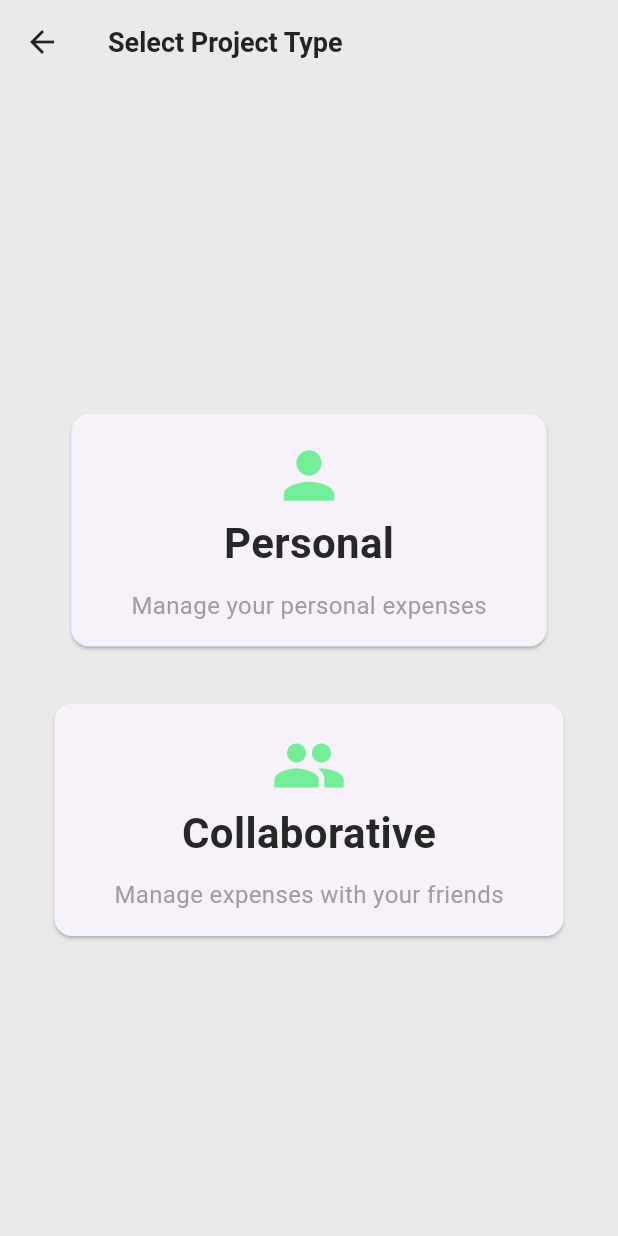
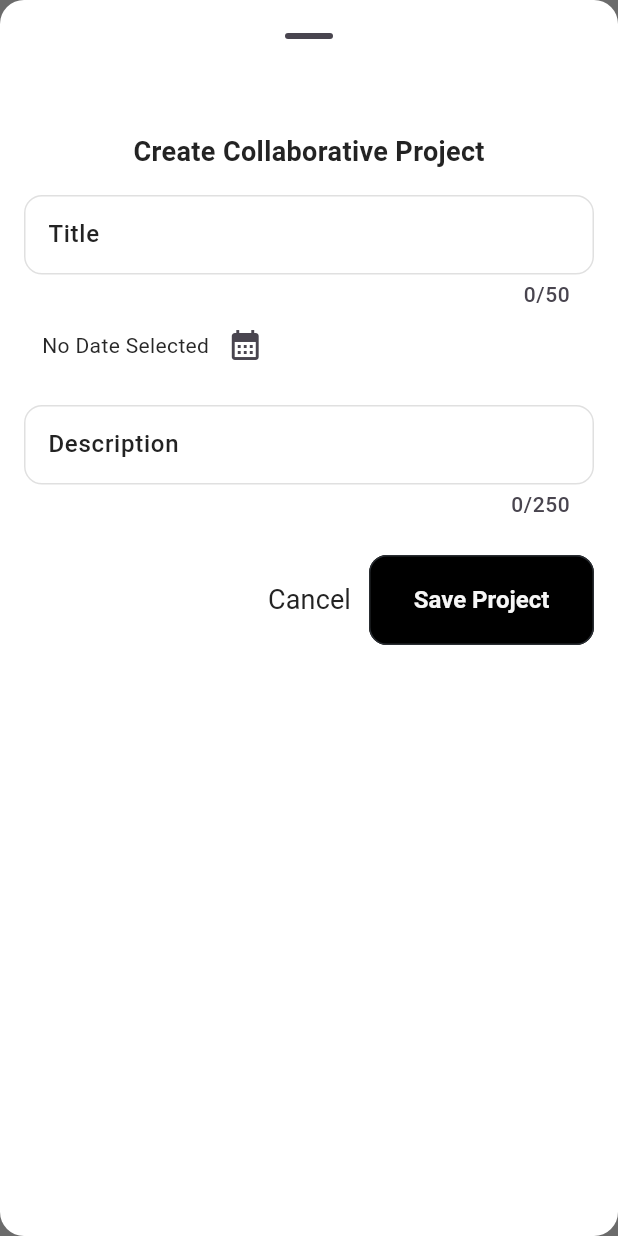
Before and after one commit to Shahab-Malikk/trackIt, a Flutter app: the ProjectTypeSelectionScreen screen opened directly with empty values, after a tap on "Collaborative", on a phone screen of 412 x 824 dp. Run offline on Flutter 3.47's test engine with Material 3 defaults, Android fonts, the phone set to English and light mode, and no system bars; our stand-ins replace cloud_firestore, firebase_auth, firebase_core, flutter_onboarding_slider, flutter_screenutil, shared_preferences and 1 more; accounts and stored records are empty; Roboto replaces fonts that are missing (Poppins).

Commit message:
Added Project Type check to store type of project

```diff
--- a/lib/fireStore_Services/projects_service.dart
+++ b/lib/fireStore_Services/projects_service.dart
@@ -20,7 +20,7 @@ class ProjectsService {
       'id': project.id,
       'title': project.title,
       'date': project.date,
-      'initiatedBy': project.initiatedBy,
+      'projectType': project.projectType,
       'description': project.description,
     });
   }
--- a/lib/main.dart
+++ b/lib/main.dart
@@ -29,6 +29,7 @@ class App extends StatelessWidget {
     ScreenUtil.init(context);
     return MaterialApp(
       theme: TAppTheme.lightTheme,
+      debugShowCheckedModeBanner: false,
       home: const SplashScreen(),
     );
   }
--- a/lib/models/project.dart
+++ b/lib/models/project.dart
@@ -9,14 +9,14 @@ class Project {
   final String title;
   final DateTime date;
   final String description;
-  final String initiatedBy;
+  final String projectType;
 
   Project({
     required this.title,
     required this.date,
     required this.description,
-    required this.initiatedBy,
     required this.id,
+    this.projectType = 'project',
   });
 
   String get formattedDate {
@@ -25,11 +25,15 @@ class Project {
 
   factory Project.fromMap(Map<String, dynamic> data) {
     return Project(
-      id: data['id'],
-      title: data['title'] ?? '',
-      date: (data['date'] as Timestamp).toDate(),
-      description: data['description'] ?? '',
-      initiatedBy: data['initiatedBy'] ?? '',
-    );
+        id: data['id'],
+        title: data['title'] ??
+            '', // If the title is not present, default to an empty string
+        date: (data['date'] as Timestamp)
+            .toDate(), // Convert the Timestamp to a DateTime
+        description: data['description'] ??
+            '', // If the description is not present, default to an empty string
+        projectType: data['projectType'] ??
+            '' // If the projectType is not present, default to 'project'
+        );
   }
 }
--- a/lib/screens/project_detail.dart
+++ b/lib/screens/project_detail.dart
@@ -188,7 +188,7 @@ class _ProjectDetailScreenState extends State<ProjectDetailScreen> {
                       width: 3,
                     ),
                     Text(
-                      widget.project.initiatedBy,
+                      widget.project.projectType,
                       style: const TextStyle(
                         fontSize: TSizes.fontSizeMd,
                       ),
--- a/lib/screens/project_type.dart
+++ b/lib/screens/project_type.dart
@@ -14,12 +14,13 @@ class ProjectTypeSelectionScreen extends StatefulWidget {
 
 class _ProjectTypeSelectionScreenState
     extends State<ProjectTypeSelectionScreen> {
-  void _openAddProjectOverlay() {
+  void _openAddProjectOverlay(String projectType) {
     showModalBottomSheet(
       isScrollControlled: true,
       context: context,
       builder: (ctx) => NewProject(
         onAddProject: widget.onAddProject,
+        projectType: projectType,
       ),
     );
   }
@@ -50,7 +51,9 @@ class _ProjectTypeSelectionScreenState
                   title: 'Personal',
                   description: 'Manage your personal expenses',
                   icon: Icons.person,
-                  onTap: _openAddProjectOverlay,
+                  onTap: () {
+                    _openAddProjectOverlay('Personal');
+                  },
                 ),
                 const SizedBox(
                   height: 30,
@@ -59,7 +62,9 @@ class _ProjectTypeSelectionScreenState
                   title: 'Collaborative',
                   description: 'Manage expenses with your friends',
                   icon: Icons.people,
-                  onTap: () {},
+                  onTap: () {
+                    _openAddProjectOverlay('Collaborative');
+                  },
                 ),
               ],
             ),
--- a/lib/widgets/new_project.dart
+++ b/lib/widgets/new_project.dart
@@ -11,8 +11,13 @@ const uuid = Uuid();
 
 class NewProject extends StatefulWidget {
   final void Function(Project project) onAddProject;
+  final String projectType;
 
-  const NewProject({super.key, required this.onAddProject});
+  const NewProject({
+    super.key,
+    required this.onAddProject,
+    required this.projectType,
+  });
 
   @override
   State<NewProject> createState() => _NewProjectState();
@@ -81,7 +86,7 @@ class _NewProjectState extends State<NewProject> {
       title: _titleController.text,
       date: _selectedDate!,
       description: _descriptionController.text,
-      initiatedBy: _paidBy!,
+      projectType: widget.projectType,
     );
 
     widget.onAddProject(project);
@@ -94,6 +99,17 @@ class _NewProjectState extends State<NewProject> {
       padding: const EdgeInsets.fromLTRB(16, 40, 16, 16),
       child: Column(
         children: [
+          Text(
+            'Create ${widget.projectType} Project',
+            style: const TextStyle(
+              fontSize: TSizes.fontSizeLg,
+              color: TColors.black,
+              fontWeight: FontWeight.bold,
+            ),
+          ),
+          const SizedBox(
+            height: 16,
+          ),
           TextField(
             controller: _titleController,
             maxLength: 50,
@@ -103,31 +119,31 @@ class _NewProjectState extends State<NewProject> {
           ),
           Row(
             children: [
-              Expanded(
-                child: DropdownButton<String>(
-                  hint: const Text('Intiated By'),
-                  value: _paidBy,
-                  items: contributors.map((person) {
-                    return DropdownMenuItem<String>(
-                      value: person,
-                      child: Text(person),
-                    );
-                  }).toList(),
-                  onChanged: (value) {
-                    if (value != null) {
-                      setState(() {
-                        _paidBy = value;
-                      });
-                    }
-                  },
-                ),
-              ),
+              // Expanded(
+              //   child: DropdownButton<String>(
+              //     hint: const Text('Intiated By'),
+              //     value: _paidBy,
+              //     items: contributors.map((person) {
+              //       return DropdownMenuItem<String>(
+              //         value: person,
+              //         child: Text(person),
+              //       );
+              //     }).toList(),
+              //     onChanged: (value) {
+              //       if (value != null) {
+              //         setState(() {
+              //           _paidBy = value;
+              //         });
+              //       }
+              //     },
+              //   ),
+              // ),
               const SizedBox(
                 width: 12,
               ),
               Expanded(
                 child: Row(
-                  mainAxisAlignment: MainAxisAlignment.end,
+                  mainAxisAlignment: MainAxisAlignment.start,
                   crossAxisAlignment: CrossAxisAlignment.center,
                   children: [
                     Text(_selectedDate == null
--- a/lib/widgets/project_item.dart
+++ b/lib/widgets/project_item.dart
@@ -84,7 +84,7 @@ class ProjectItem extends StatelessWidget {
                         width: 3,
                       ),
                       Text(
-                        project.initiatedBy,
+                        project.projectType,
                         style: const TextStyle(
                           fontSize: TSizes.fontSizeMd,
                           color: TColors.darkGrey,
```
